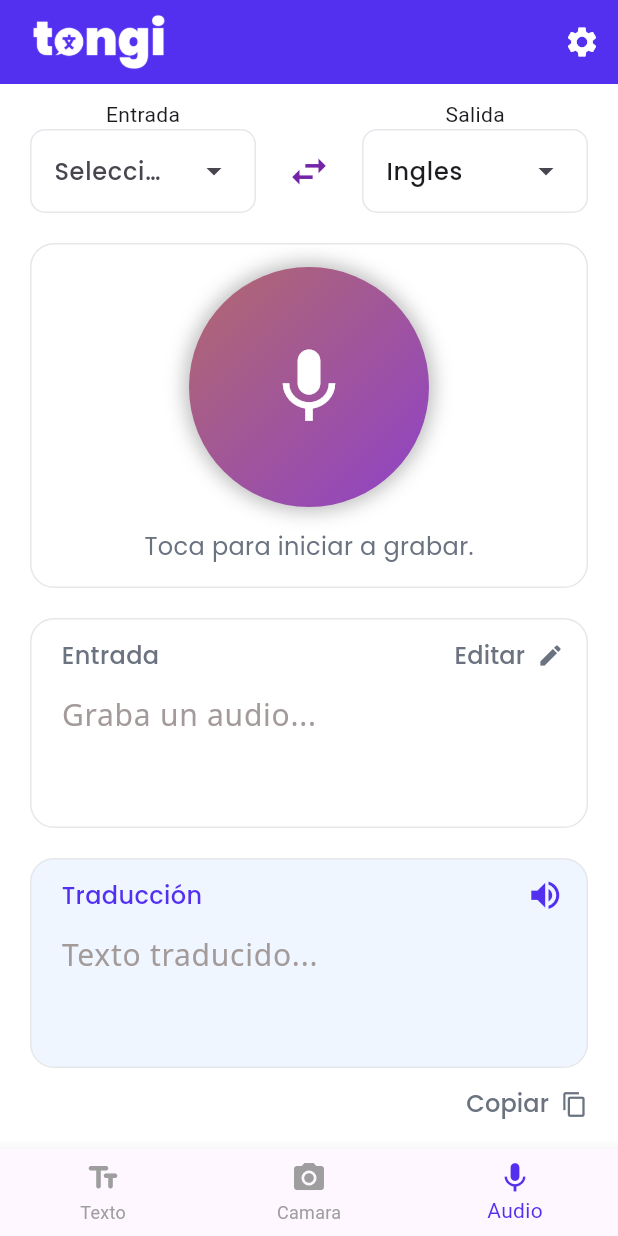
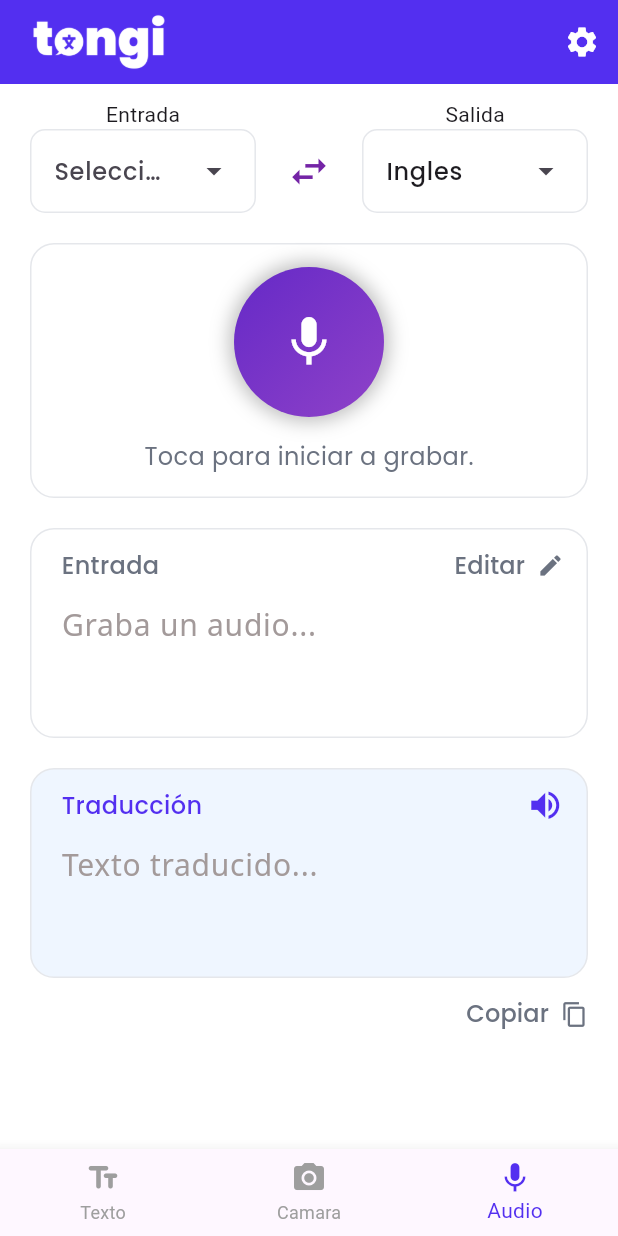
Before and after one commit to Bounsic-A-S/Tongi, a Flutter app: the screen it shows after launch, item 3 of the bottom bar chosen, on a phone screen of 412 x 824 dp. Run offline on Flutter 3.47's test engine with Material 3 defaults, Android fonts, the light colour scheme and no system bars.

Commit message:
TONGI-65 fix colors in record button

```diff
--- a/frontend/lib/widgets/record_button.dart
+++ b/frontend/lib/widgets/record_button.dart
@@ -25,7 +25,7 @@ class _RecordButtonState extends State<RecordButton>
         AnimationController(vsync: this, duration: const Duration(seconds: 2))
           ..repeat(reverse: true);
 
-    _color1 = ColorTween(begin: TongiColors.primary, end: Colors.orange)
+    _color1 = ColorTween(begin: TongiColors.primary, end: TongiColors.accent)
         .animate(_controller);
     _color2 = ColorTween(begin: const Color(0xFF8064E6), end: Colors.purple)
         .animate(_controller);
@@ -57,11 +57,11 @@ class _RecordButtonState extends State<RecordButton>
         animation: _controller,
         builder: (context, child) {
           return Container(
-            padding: const EdgeInsets.all(50),
+            padding: const EdgeInsets.all(30),
             decoration: BoxDecoration(
               shape: BoxShape.circle,
               gradient: LinearGradient(
-                colors: [_color1.value ?? Colors.red, _color2.value ?? Colors.orange],
+                colors: [_color1.value ?? TongiColors.primary, _color2.value ?? TongiColors.accent],
                 begin: Alignment.topLeft,
                 end: Alignment.bottomRight,
               ),
@@ -75,7 +75,7 @@ class _RecordButtonState extends State<RecordButton>
             ),
             child: Icon(
               isRecording ? Icons.stop : Icons.mic,
-              size: 60,
+              size: 40,
               color: Colors.white,
             ),
           );
```
Also changed, not shown: frontend/lib/screens/audio_screen.dart (+41 -0 lines).
